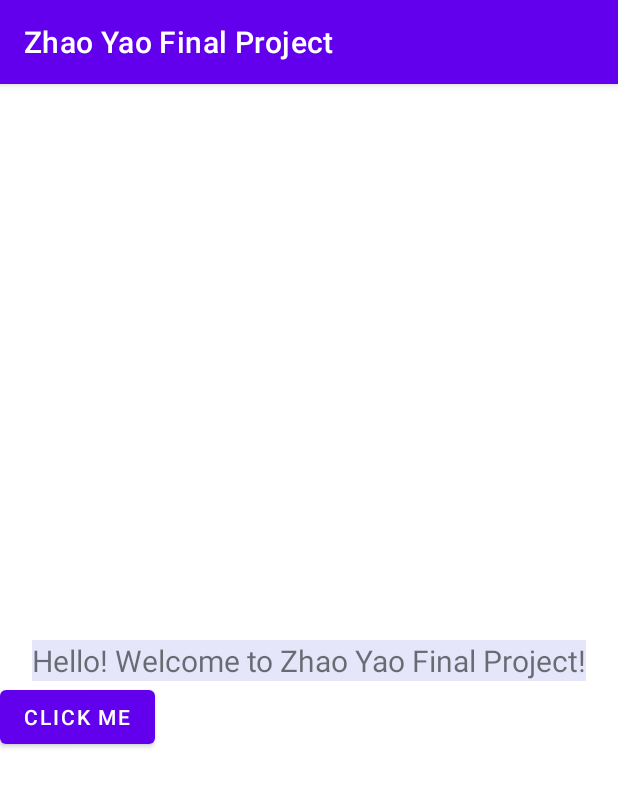
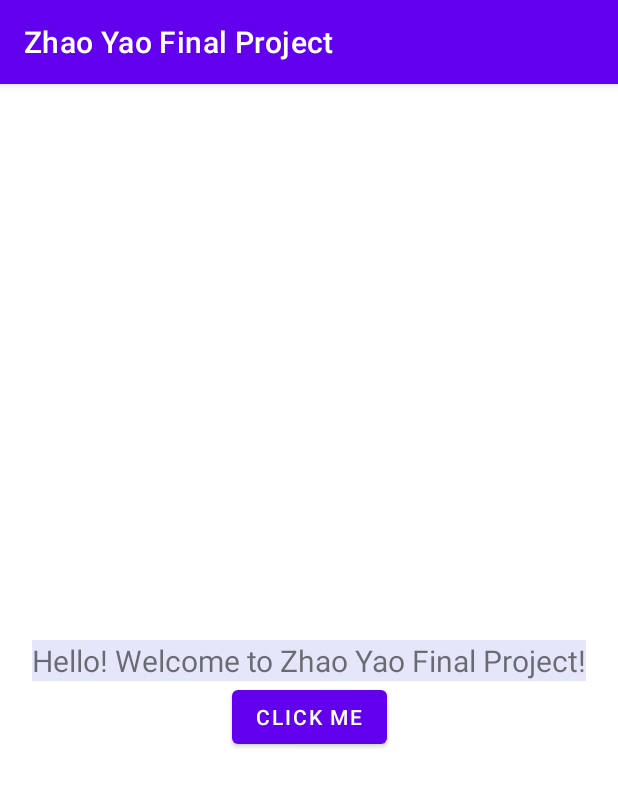
Before and after one commit to zhaoyao077/Baidu_Android_Final_Project, an Android app: the screen it shows after launch (MainActivity), on a phone screen of 412 x 824 dp. Shown: the top 787 px of the screen. Run offline under Robolectric (Android 15) with nearby library versions, the phone set to English and light mode, and no system bars.

Commit message:
将按钮居中

```diff
--- a/app/src/main/res/layout/activity_main.xml
+++ b/app/src/main/res/layout/activity_main.xml
@@ -15,24 +15,25 @@
         app:layout_constraintEnd_toEndOf="parent"
         app:layout_constraintStart_toStartOf="parent"
         app:layout_constraintTop_toTopOf="parent">
+
         <TextView
+            android:id="@+id/textView"
             android:layout_width="wrap_content"
             android:layout_height="wrap_content"
+            android:background="@color/lavender"
             android:text="@string/welcome"
-            android:id="@+id/textView"
-            android:background="@color/lavender"
-            android:textSize="20sp"
-        />
+            android:textSize="20sp" />
     </LinearLayout>
 
     <Button
         android:id="@+id/button1"
         android:layout_width="wrap_content"
         android:layout_height="wrap_content"
-        app:layout_constraintTop_toBottomOf="@+id/ll1"
         android:onClick="showToast"
         android:text="click me"
-        >
-    </Button>
+        app:layout_constraintEnd_toEndOf="parent"
+        app:layout_constraintHorizontal_bias="0.5"
+        app:layout_constraintStart_toStartOf="parent"
+        app:layout_constraintTop_toBottomOf="@+id/ll1"></Button>
 
 </androidx.constraintlayout.widget.ConstraintLayout>
```
